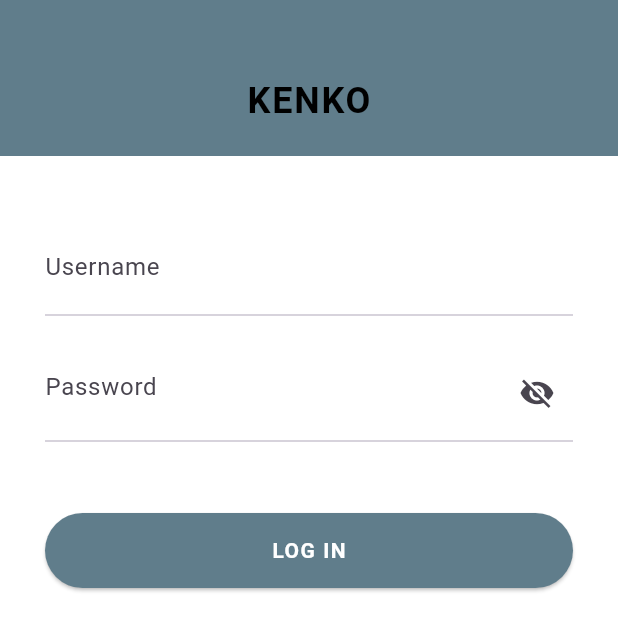
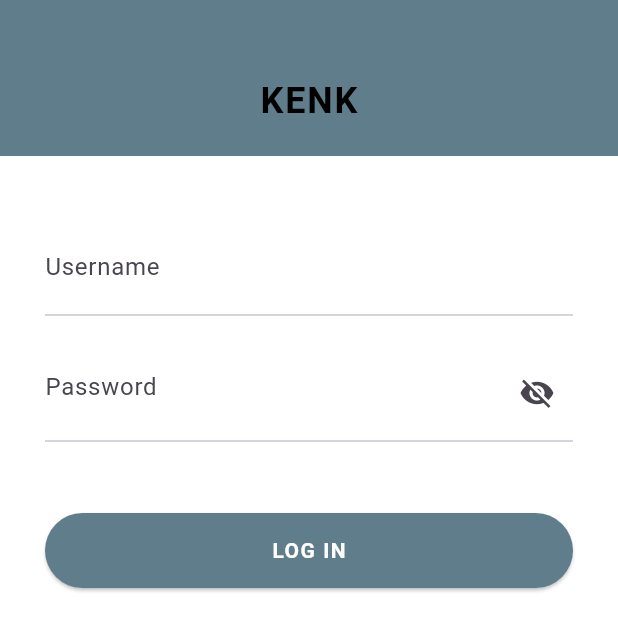
Before and after one commit to computeroverride/kenko, a Flutter app: the screen it shows after launch, on a phone screen of 412 x 824 dp, the top half of it. Run offline on Flutter 3.47's test engine with Material 3 defaults, Android fonts, the phone set to English and light mode, and no system bars; our stand-ins replace google_maps_flutter.

Commit message:
ash test

```diff
--- a/lib/login.dart
+++ b/lib/login.dart
@@ -25,7 +25,7 @@ class _LoginState extends State<Login> {
             color: Colors.blueGrey,
             child: const Center(
               child: Text(
-                "KENKO",
+                "KENK",
                 style: TextStyle(
                   fontSize: 24,
                   fontWeight: FontWeight.bold,
```
